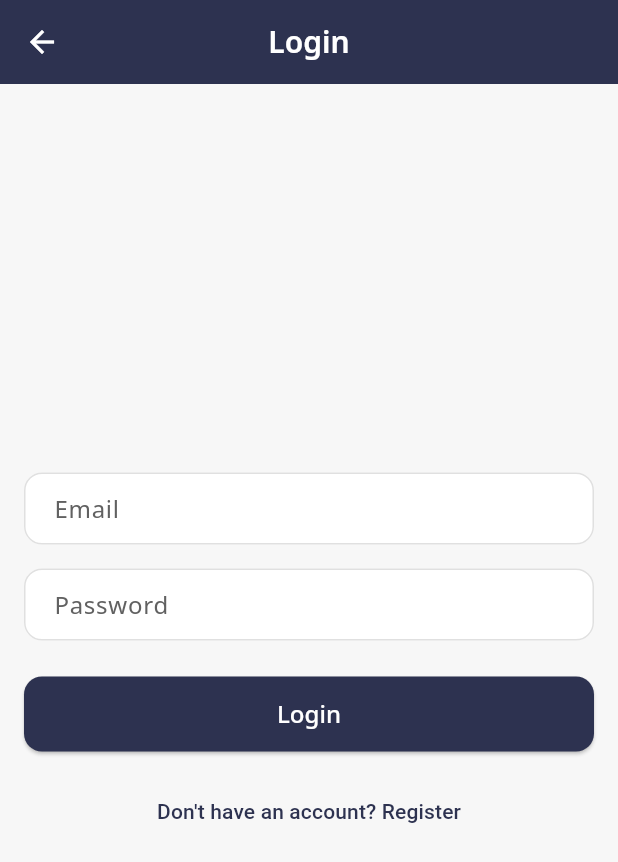
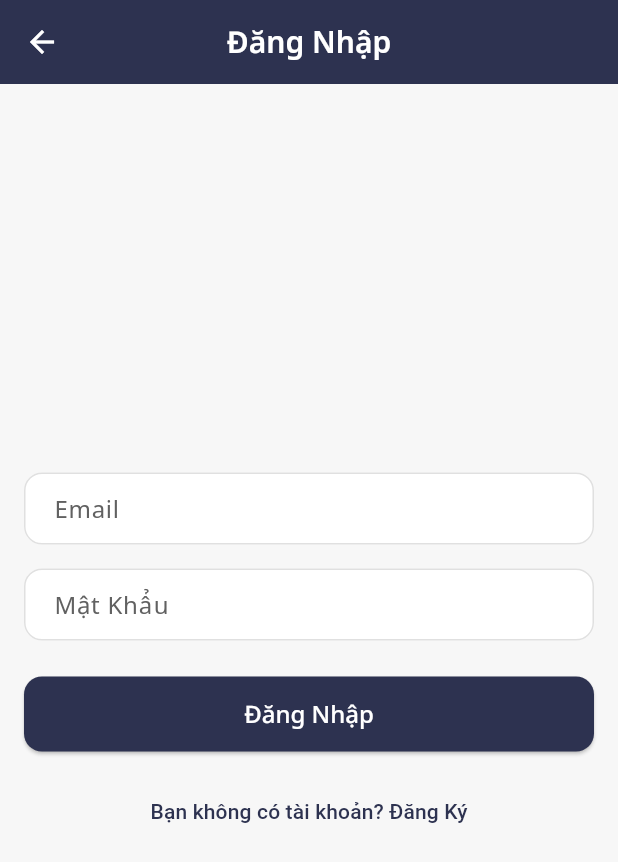
Before and after one commit to BaoSkyFall/Food-Vietnamese-Order, a Flutter app: the screen it shows after launch, on a phone screen of 412 x 824 dp. Shown: the top 862 px of the screen. Run offline on Flutter 3.47's test engine with Material 3 defaults, Android fonts, the phone set to English and light mode, and no system bars; our stand-ins replace google_fonts, shared_preferences.

Commit message:
integrate vietnamese content

```diff
--- a/food_order_admin/lib/screens/auth/login_screen.dart
+++ b/food_order_admin/lib/screens/auth/login_screen.dart
@@ -15,7 +15,7 @@ class _LoginScreenState extends State<LoginScreen> {
   @override
   Widget build(BuildContext context) {
     return Scaffold(
-      appBar: AppBar(title: Text('Login')),
+      appBar: AppBar(title: Text('Đăng Nhập')),
       body: Padding(
         padding: EdgeInsets.all(16.0),
         child: Form(
@@ -32,7 +32,7 @@ class _LoginScreenState extends State<LoginScreen> {
                 keyboardType: TextInputType.emailAddress,
                 validator: (value) {
                   if (value == null || value.isEmpty) {
-                    return 'Please enter your email';
+                    return 'Vui lòng nhập email';
                   }
                   return null;
                 },
@@ -41,13 +41,13 @@ class _LoginScreenState extends State<LoginScreen> {
               TextFormField(
                 controller: _passwordController,
                 decoration: InputDecoration(
-                  labelText: 'Password',
+                  labelText: 'Mật Khẩu',
                   border: OutlineInputBorder(),
                 ),
                 obscureText: true,
                 validator: (value) {
                   if (value == null || value.isEmpty) {
-                    return 'Please enter your password';
+                    return 'Vui lòng nhập mật khẩu';
                   }
                   return null;
                 },
@@ -57,7 +57,7 @@ class _LoginScreenState extends State<LoginScreen> {
                 onPressed: _isLoading ? null : _handleLogin,
                 child: _isLoading
                     ? CircularProgressIndicator(color: Colors.white)
-                    : Text('Login'),
+                    : Text('Đăng Nhập'),
                 style: ElevatedButton.styleFrom(
                   minimumSize: Size(double.infinity, 50),
                 ),
@@ -67,7 +67,7 @@ class _LoginScreenState extends State<LoginScreen> {
                 onPressed: () {
                   Navigator.pushNamed(context, '/register');
                 },
-                child: Text('Don\'t have an account? Register'),
+                child: Text('Bạn không có tài khoản? Đăng Ký'),
               ),
             ],
           ),
@@ -85,7 +85,7 @@ class _LoginScreenState extends State<LoginScreen> {
         Navigator.pushReplacementNamed(context, '/orders');
       } catch (e) {
         ScaffoldMessenger.of(context).showSnackBar(
-          SnackBar(content: Text('Login failed: ${e.toString()}')),
+          SnackBar(content: Text('Đăng Nhập Thất Bại: ${e.toString()}')),
         );
       } finally {
         setState(() => _isLoading = false);
--- a/food_order_admin/lib/screens/auth/register_screen.dart
+++ b/food_order_admin/lib/screens/auth/register_screen.dart
@@ -17,7 +17,7 @@ class _RegisterScreenState extends State<RegisterScreen> {
   @override
   Widget build(BuildContext context) {
     return Scaffold(
-      appBar: AppBar(title: Text('Register')),
+      appBar: AppBar(title: Text('Đăng Ký')),
       body: Padding(
         padding: EdgeInsets.all(16.0),
         child: Form(
@@ -34,7 +34,7 @@ class _RegisterScreenState extends State<RegisterScreen> {
                 keyboardType: TextInputType.emailAddress,
                 validator: (value) {
                   if (value == null || value.isEmpty) {
-                    return 'Please enter your email';
+                    return 'Vui lòng nhập email';
                   }
                   return null;
                 },
@@ -43,13 +43,13 @@ class _RegisterScreenState extends State<RegisterScreen> {
               TextFormField(
                 controller: _passwordController,
                 decoration: InputDecoration(
-                  labelText: 'Password',
+                  labelText: 'Mật Khẩu',
                   border: OutlineInputBorder(),
                 ),
                 obscureText: true,
                 validator: (value) {
                   if (value == null || value.isEmpty) {
-                    return 'Please enter your password';
+                    return 'Vui lòng nhập mật khẩu';
                   }
                   return null;
                 },
@@ -58,13 +58,13 @@ class _RegisterScreenState extends State<RegisterScreen> {
               TextFormField(
                 controller: _confirmPasswordController,
                 decoration: InputDecoration(
-                  labelText: 'Confirm Password',
+                  labelText: 'Nhập Lại Mật Khẩu',
                   border: OutlineInputBorder(),
                 ),
                 obscureText: true,
                 validator: (value) {
                   if (value != _passwordController.text) {
-                    return 'Passwords do not match';
+                    return 'Mật Khẩu không khớp';
                   }
                   return null;
                 },
@@ -74,7 +74,7 @@ class _RegisterScreenState extends State<RegisterScreen> {
                 onPressed: _isLoading ? null : _handleRegister,
                 child: _isLoading
                     ? CircularProgressIndicator(color: Colors.white)
-                    : Text('Register'),
+                    : Text('Đăng Ký'),
                 style: ElevatedButton.styleFrom(
                   minimumSize: Size(double.infinity, 50),
                 ),
@@ -84,7 +84,7 @@ class _RegisterScreenState extends State<RegisterScreen> {
                 onPressed: () {
                   Navigator.pushReplacementNamed(context, '/login');
                 },
-                child: Text('Already have an account? Login'),
+                child: Text('Bạn đã có tài khoản? Đăng Nhập'),
               ),
             ],
           ),
@@ -104,7 +104,7 @@ class _RegisterScreenState extends State<RegisterScreen> {
         Navigator.pushReplacementNamed(context, '/login');
       } catch (e) {
         ScaffoldMessenger.of(context).showSnackBar(
-          SnackBar(content: Text('Registration failed: ${e.toString()}')),
+          SnackBar(content: Text('Đăng Ký Thất Bại: ${e.toString()}')),
         );
       } finally {
         setState(() => _isLoading = false);
--- a/food_order_admin/lib/screens/orders/order_details_screen.dart
+++ b/food_order_admin/lib/screens/orders/order_details_screen.dart
@@ -87,7 +87,7 @@ class _OrderDetailsScreenState extends State<OrderDetailsScreen> {
 
     return Scaffold(
       appBar: AppBar(
-        title: Text('Order #${_order!.id}'),
+        title: Text('Mã Đơn #${_order!.id.substring(_order!.id.length - 4, _order!.id.length).toUpperCase()}'),
         leading: IconButton(
           icon: Icon(Icons.arrow_back),
           onPressed: () => Navigator.pop(context, true),
```
Also changed, not shown: food_order_admin/lib/screens/orders/order_list_screen.dart (+14 -1 lines), food_order_admin/lib/services/order_service.dart (+14 -0 lines), food_order_admin/lib/widgets/order_card.dart (+49 -7 lines), 1 other file.
